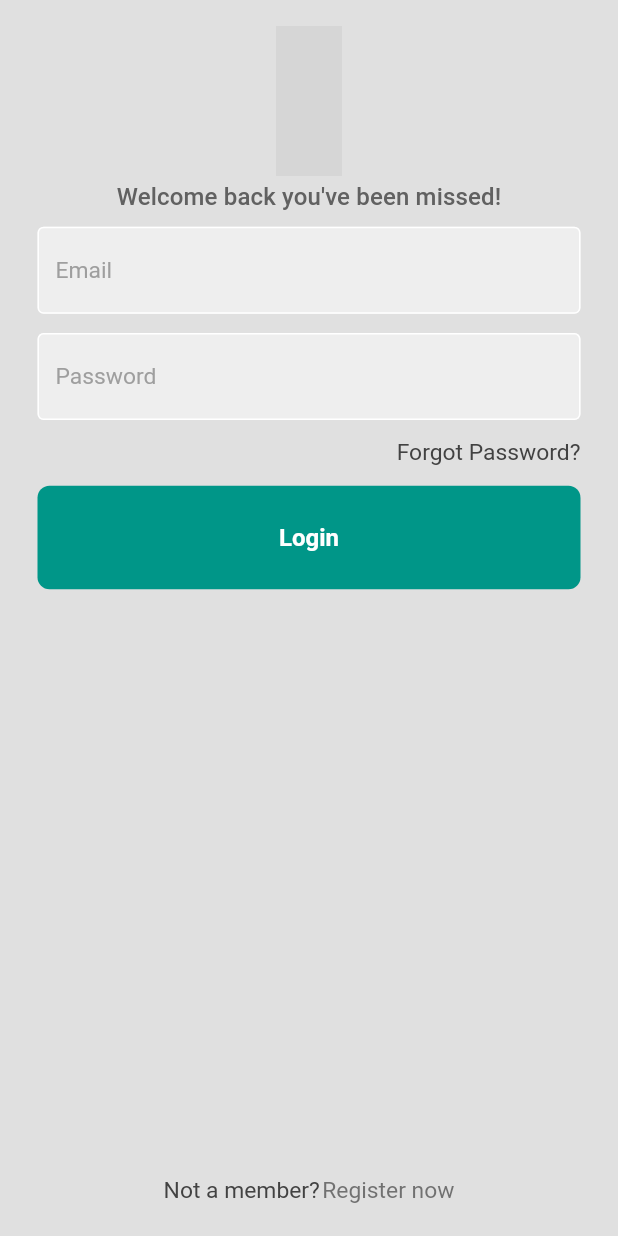
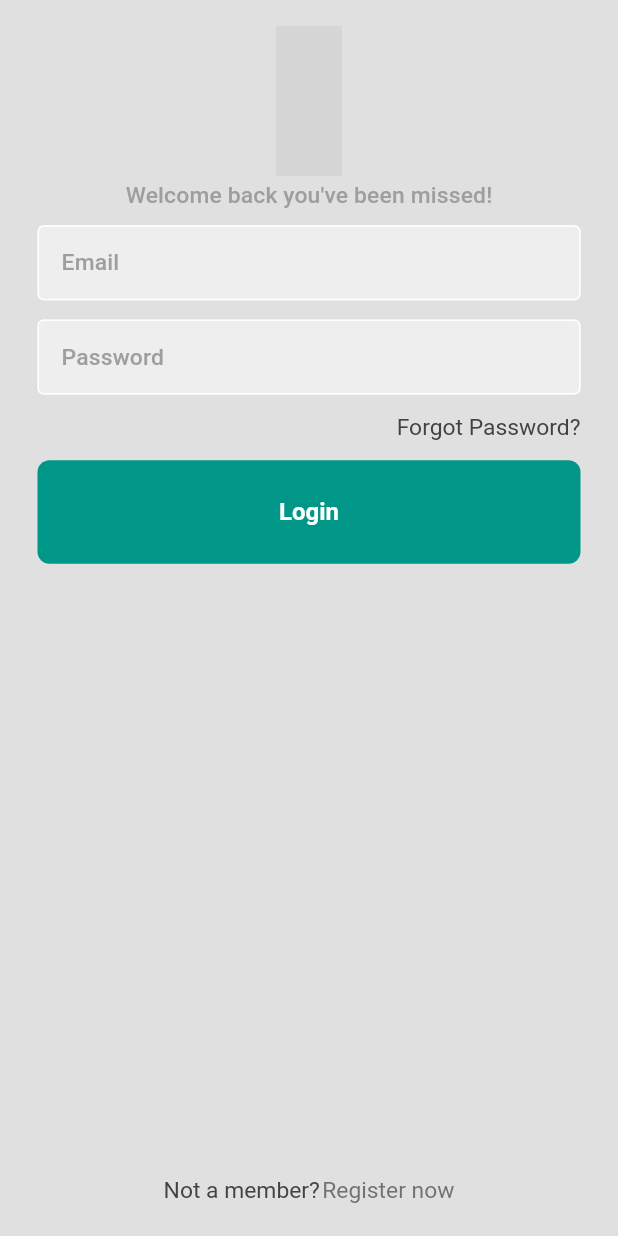
Before and after one commit to OmarHosamCodes/quantum_muscle_old, a Flutter app: the screen it shows after launch, on a phone screen of 412 x 824 dp. Run offline on Flutter 3.47's test engine with Material 2 defaults, Android fonts, the phone set to English and light mode, and no system bars; our stand-ins replace cloud_firestore, email_validator, eva_icons_flutter, firebase_auth, firebase_core, firebase_storage and 5 more; accounts and stored records are empty; grey boxes are pictures that could not be loaded.

Commit message:
theme update
*added theme toggle
*more preformance updates

```diff
--- a/lib/constants/routes_constants.dart
+++ b/lib/constants/routes_constants.dart
@@ -4,4 +4,5 @@ class RoutesConstants {
   static const homePage = '/home-page';
   static const mainPage = '/main-page';
   static const forgetPasswordPage = '/forget-password-page';
+  static const myApp = '/my-app';
 }
--- a/lib/constants/text_constants.dart
+++ b/lib/constants/text_constants.dart
@@ -38,3 +38,8 @@ class PublicConstants {
   static const EMPTY = '';
   static const ERROR = 'Somthing Went Wrong';
 }
+
+class WorkoutsConstants {
+  static const WORKOUTNAME = 'Workout Name';
+  static const CREATE = 'Create';
+}
--- a/lib/controller/main_page_controller.dart
+++ b/lib/controller/main_page_controller.dart
@@ -1,3 +1,5 @@
+// ignore_for_file: prefer_const_constructors
+
 import 'package:flutter/material.dart';
 import 'package:get/get.dart';
 import 'package:quantum_muscle/view/screens/food/food.dart';
@@ -7,11 +9,16 @@ import 'package:quantum_muscle/view/screens/workouts/workouts.dart';
 
 class MainPageController extends GetxController {
   static List<Widget> children = <Widget>[
-    const FoodPage(),
-    const WorkoutsPage(),
-    const MessagesPage(),
-    const SettingsPage()
+     FoodPage(),
+     WorkoutsPage(),
+     MessagesPage(),
+     SettingsPage()
   ];
+
+  var navIconColor = Get.theme.iconTheme.color.obs;
+  void onColorChange(){
+    navIconColor = Get.theme.iconTheme.color.obs;
+  }
 
   var selectedIndex = 0.obs;
   void onTabTapped(int index) {
--- /dev/null
+++ b/lib/controller/settings/settings_controller.dart
@@ -0,0 +1,6 @@
+import 'package:get/get.dart';
+
+class SettingsController extends GetxController {
+
+
+}
--- a/lib/controller/theme_controller.dart
+++ b/lib/controller/theme_controller.dart
@@ -1,21 +1,23 @@
 import 'package:flutter/material.dart';
 import 'package:get/get.dart';
 import 'package:flutter_screenutil/flutter_screenutil.dart';
+import 'package:get_storage/get_storage.dart';
+import 'package:quantum_muscle/view/screens/main/main_page.dart';
+
+import '../constants/routes_constants.dart';
 
 class ThemeController extends GetxController {
   static ThemeData lightTheme = ThemeData.light().copyWith(
+    useMaterial3: true,
     scaffoldBackgroundColor: Colors.grey[300],
-    appBarTheme: AppBarTheme(color: Colors.grey.shade500, centerTitle: true),
     focusColor: Get.theme.scaffoldBackgroundColor,
     errorColor: Colors.red.shade700,
     primaryColor: Colors.teal,
+    iconTheme: const IconThemeData(color: Colors.black),
     colorScheme:
         ColorScheme.fromSwatch().copyWith(secondary: Colors.green.shade200),
     textTheme: TextTheme(
-      titleSmall: TextStyle(
-        color: Colors.grey.shade700,
-        fontSize: 16,
-      ),
+      titleSmall: TextStyle(color: Colors.grey[500], fontSize: 40.sp),
       titleMedium: const TextStyle(
         color: Colors.white,
         fontWeight: FontWeight.bold,
@@ -66,4 +68,91 @@ class ThemeController extends GetxController {
       ),
     ),
   );
+  static ThemeData darkTheme = ThemeData.dark().copyWith(
+    useMaterial3: true,
+    scaffoldBackgroundColor: Colors.grey[900],
+    focusColor: Get.theme.scaffoldBackgroundColor,
+    errorColor: Colors.red.shade700,
+    primaryColor: Colors.teal,
+    iconTheme: const IconThemeData(color: Colors.white),
+    colorScheme:
+        ColorScheme.fromSwatch().copyWith(secondary: Colors.green.shade200),
+    textTheme: TextTheme(
+      titleSmall: TextStyle(color: Colors.grey[500], fontSize: 40.sp),
+      titleMedium: const TextStyle(
+        color: Colors.white,
+        fontWeight: FontWeight.bold,
+        fontSize: 16,
+      ),
+      headlineLarge: TextStyle(fontSize: 70.sp, color: Colors.white70),
+      headlineMedium:
+          TextStyle(fontSize: 50.sp, color: Get.theme.scaffoldBackgroundColor),
+      headlineSmall:
+          TextStyle(fontSize: 25.sp, color: Get.theme.scaffoldBackgroundColor),
+      bodyLarge: TextStyle(fontSize: 100.sp, color: Colors.white70),
+      bodyMedium: TextStyle(fontSize: 40.sp, color: Colors.white70),
+      bodySmall: TextStyle(fontSize: 25.sp, color: Colors.white70),
+    ),
+    inputDecorationTheme: InputDecorationTheme(
+      labelStyle: Get.textTheme.headlineMedium,
+      hintStyle: Get.textTheme.headlineMedium,
+      errorStyle: Get.textTheme.headlineMedium,
+      helperStyle: Get.textTheme.headlineMedium,
+      prefixStyle: Get.textTheme.headlineMedium,
+      suffixStyle: Get.textTheme.headlineMedium,
+      counterStyle: Get.textTheme.headlineMedium,
+      floatingLabelStyle: Get.textTheme.headlineMedium,
+      fillColor: Get.theme.scaffoldBackgroundColor,
+      iconColor: Get.theme.scaffoldBackgroundColor,
+      focusColor: Get.theme.scaffoldBackgroundColor,
+      hoverColor: Get.theme.scaffoldBackgroundColor,
+      prefixIconColor: Get.theme.scaffoldBackgroundColor,
+      suffixIconColor: Get.theme.scaffoldBackgroundColor,
+      focusedBorder: OutlineInputBorder(
+        borderSide: BorderSide(color: Get.theme.focusColor, width: 2),
+      ),
+      border: OutlineInputBorder(
+        borderSide: BorderSide(
+          color: Get.theme.focusColor,
+        ),
+      ),
+      focusedErrorBorder: UnderlineInputBorder(
+        borderSide: BorderSide(
+          color: Get.theme.errorColor,
+        ),
+      ),
+    ),
+    textButtonTheme: TextButtonThemeData(
+      style: ButtonStyle(
+        backgroundColor:
+            MaterialStatePropertyAll(Get.theme.scaffoldBackgroundColor),
+      ),
+    ),
+  );
+
+  final _getStorage = GetStorage();
+
+  final _darkThemeKey = ('isDarkTheme');
+
+  void saveThemeData(bool isDarkMode) {
+    _getStorage.write(_darkThemeKey, isDarkMode);
+  }
+
+  bool isSavedDarkMode() {
+    return _getStorage.read(_darkThemeKey) ?? false;
+  }
+
+  ThemeMode getThemeMode() {
+    return isSavedDarkMode() ? ThemeMode.dark : ThemeMode.light;
+  }
+
+  void changeTheme() {
+    Get.changeThemeMode(isSavedDarkMode() ? ThemeMode.light : ThemeMode.dark);
+    saveThemeData(!isSavedDarkMode());
+    Get.offAndToNamed(
+      RoutesConstants.mainPage,
+      result: (route) => false,
+    );
+    pageController.jumpToPage(0);
+  }
 }
--- a/lib/main.dart
+++ b/lib/main.dart
@@ -1,6 +1,7 @@
 import 'package:flutter/material.dart';
 import 'package:flutter_screenutil/flutter_screenutil.dart';
 import 'package:get/get.dart';
+import 'package:get_storage/get_storage.dart';
 import 'package:quantum_muscle/controller/theme_controller.dart';
 import 'package:firebase_core/firebase_core.dart';
 import 'constants/routes_constants.dart';
@@ -12,6 +13,7 @@ void main() async {
   await Firebase.initializeApp(
     options: DefaultFirebaseOptions.currentPlatform,
   );
+  await GetStorage.init();
   runApp(const MyApp());
 }
 
@@ -27,6 +29,8 @@ class MyApp extends StatelessWidget {
           initialRoute: RoutesConstants.mainPage,
           debugShowCheckedModeBanner: false,
           theme: ThemeController.lightTheme,
+          darkTheme: ThemeController.darkTheme,
+          themeMode: ThemeController().getThemeMode(),
           getPages: appRoutes,
         );
       },
--- a/lib/model/app_routes_model.dart
+++ b/lib/model/app_routes_model.dart
@@ -1,5 +1,6 @@
 import 'package:get/get.dart';
 import 'package:quantum_muscle/constants/routes_constants.dart';
+import 'package:quantum_muscle/main.dart';
 import 'package:quantum_muscle/view/screens/auth/forget_password.dart';
 import 'package:quantum_muscle/view/screens/auth/login.dart';
 import 'package:quantum_muscle/view/screens/auth/signup.dart';
@@ -27,4 +28,8 @@ final List<GetPage> appRoutes = <GetPage>[
     page: () => ForgetPasswordPage(),
     transition: Transition.circularReveal,
   ),
+  GetPage(
+    name: RoutesConstants.myApp,
+    page: () => const MyApp(),
+  ),
 ];
--- a/lib/model/auth/user_model.dart
+++ b/lib/model/auth/user_model.dart
@@ -2,7 +2,6 @@ class UserModel {
   String? uid;
   String? email;
   String? userName;
-
 
   UserModel({this.uid, this.email, this.userName});
 
@@ -12,7 +11,6 @@ class UserModel {
       uid: map['uid'],
       email: map['email'],
       userName: map['userName'],
-
     );
   }
 
@@ -22,7 +20,6 @@ class UserModel {
       'uid': uid,
       'email': email,
       'userName': userName,
-
     };
   }
 }
--- a/lib/view/screens/main/main_page.dart
+++ b/lib/view/screens/main/main_page.dart
@@ -8,9 +8,10 @@ import 'package:flutter_screenutil/flutter_screenutil.dart';
 import 'package:quantum_muscle/view/screens/auth/error.dart';
 import 'package:quantum_muscle/view/screens/auth/login.dart';
 
+final PageController pageController = PageController();
+
 class MainPage extends StatelessWidget {
   MainPage({super.key});
-  final PageController pageController = PageController();
   final controller = Get.put(MainPageController());
   final firebaseAuthInstants = FirebaseAuth.instance;
 
@@ -24,7 +25,7 @@ class MainPage extends StatelessWidget {
             () => Scaffold(
               resizeToAvoidBottomInset: false,
               extendBodyBehindAppBar: true,
-              extendBody: true,
+              extendBody: false,
               bottomNavigationBar: SafeArea(
                 child: GNav(
                   onTabChange: (index) {
@@ -39,22 +40,25 @@ class MainPage extends StatelessWidget {
                   curve: Curves.linear,
                   duration: 900.milliseconds,
                   gap: 8,
-                  color: Colors.black,
                   activeColor: Colors.teal,
                   iconSize: 30,
                   padding: EdgeInsets.only(
                       left: 70.0.w, right: 70.0.w, bottom: 100.0.h),
-                  tabs: const [
+                  tabs: [
                     GButton(
+                      iconColor: Get.theme.iconTheme.color,
                       icon: EvaIcons.homeOutline,
                     ),
                     GButton(
+                      iconColor: Get.theme.iconTheme.color,
                       icon: EvaIcons.gridOutline,
                     ),
                     GButton(
+                      iconColor: Get.theme.iconTheme.color,
                       icon: EvaIcons.messageSquareOutline,
                     ),
                     GButton(
+                      iconColor: Get.theme.iconTheme.color,
                       icon: EvaIcons.settings2Outline,
                     ),
                   ],
--- a/lib/view/widgets/private/auth/auth_widgets.dart
+++ b/lib/view/widgets/private/auth/auth_widgets.dart
@@ -75,7 +75,7 @@ class QFTextField extends StatelessWidget {
     return Padding(
       padding: const EdgeInsets.symmetric(horizontal: 25.0),
       child: TextFormField(
-        style: Get.textTheme.bodyMedium,
+        style: Get.textTheme.titleSmall,
         cursorColor: Colors.grey,
         controller: controller,
         obscureText: obscureText,
@@ -90,7 +90,7 @@ class QFTextField extends StatelessWidget {
           fillColor: Colors.grey.shade200,
           filled: true,
           hintText: hintText,
-          hintStyle: TextStyle(color: Colors.grey[500], fontSize: 40.sp),
+          hintStyle: Get.textTheme.titleSmall,
         ),
         autovalidateMode: AutovalidateMode.onUserInteraction,
         validator: validator,
--- a/pubspec.yaml
+++ b/pubspec.yaml
@@ -9,6 +9,7 @@ environment:
   sdk: ">=2.18.6 <3.0.0"
 
 dependencies:
+  animated_toggle_switch: ^0.6.1
   cloud_firestore: ^4.3.1
   cupertino_icons: ^1.0.2
   email_validator: ^2.1.17
```
Also changed, not shown: lib/controller/workouts/workouts_controller.dart (added, +25 -0 lines), lib/model/workouts/exercise_model.dart (added, +15 -0 lines), lib/model/workouts/workouts_model.dart (added, +27 -0 lines), lib/view/screens/settings/settings.dart (+21 -1 lines), lib/view/screens/workouts/workouts.dart (+84 -3 lines), lib/view/widgets/private/workouts/workouts_widgets.dart (added, +29 -0 lines), lib/view/screens/workouts/create_exercise.dart (added), lib/view/screens/workouts/exercises.dart (added).
